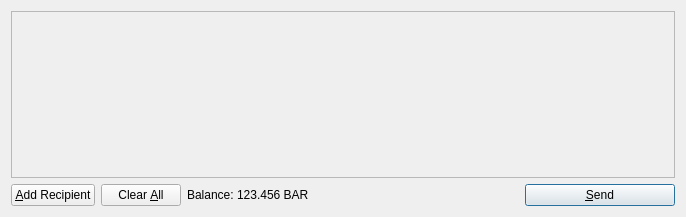
This is src/qt/forms/sendcoinsdialog.ui in bertcoin/bertcoin as Qt 5 draws it before an edit. The edited form follows.
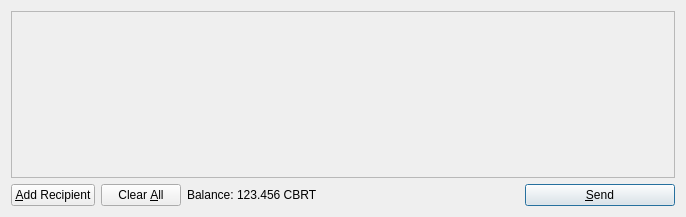
This is the edited form. Icons and pictures are not drawn.

Diff of the .ui file:
```diff
--- a/src/qt/forms/sendcoinsdialog.ui
+++ b/src/qt/forms/sendcoinsdialog.ui
@@ -119,7 +119,7 @@
           <cursorShape>IBeamCursor</cursorShape>
          </property>
          <property name="text">
-          <string>123.456 BAR</string>
+          <string>123.456 CBRT</string>
          </property>
          <property name="textInteractionFlags">
           <set>Qt::LinksAccessibleByMouse|Qt::TextSelectableByKeyboard|Qt::TextSelectableByMouse</set>
```
